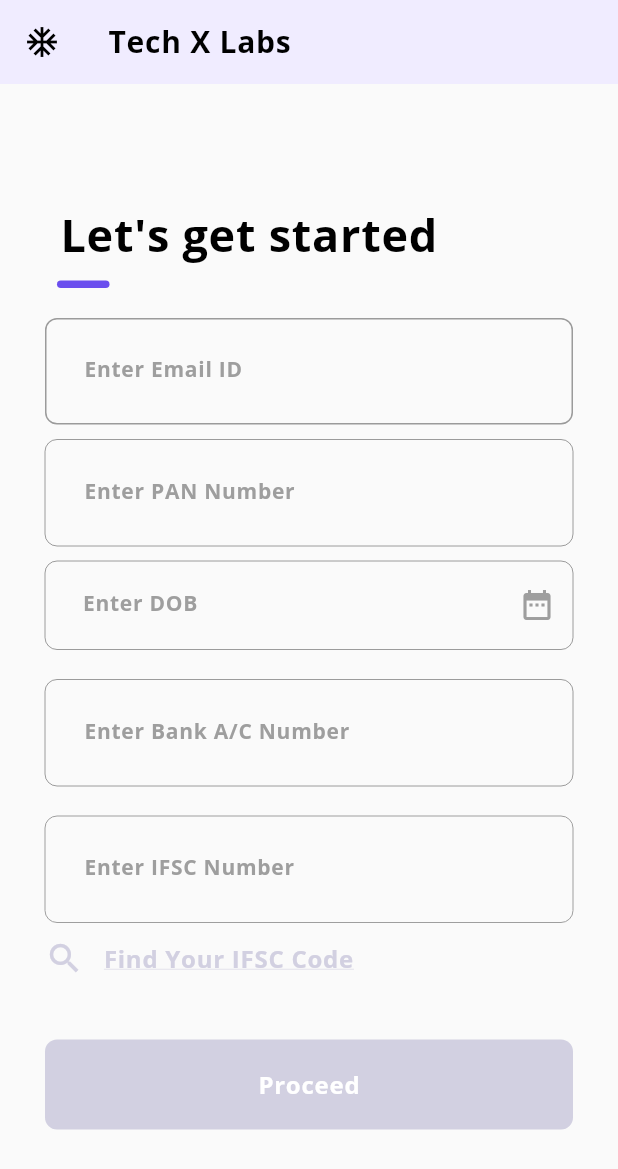
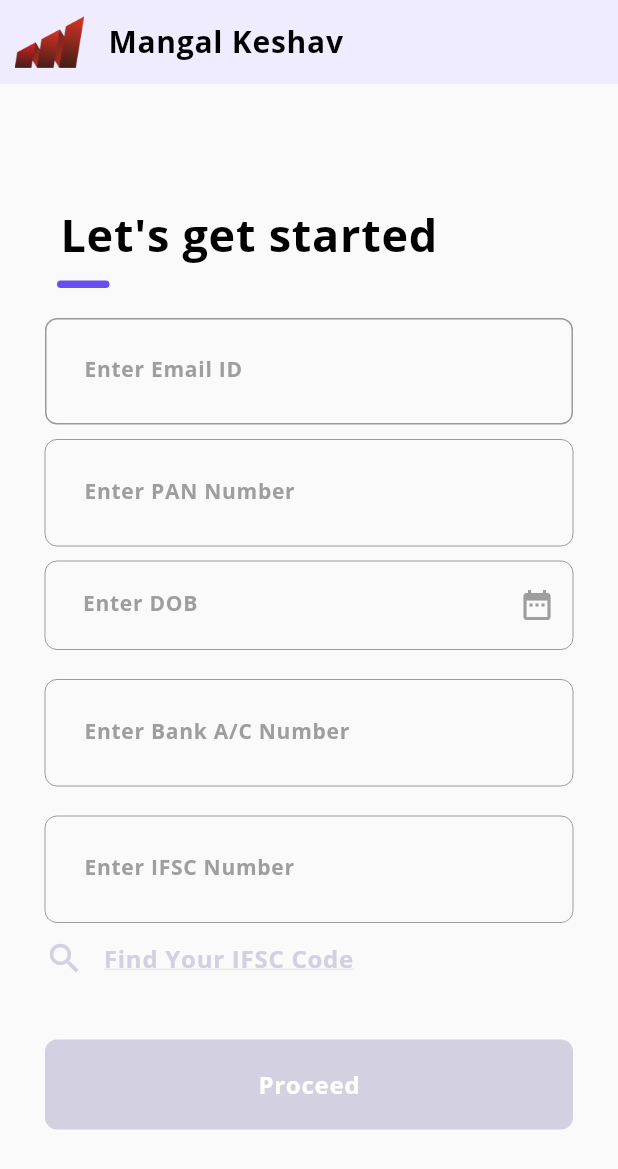
Before and after one commit to FLYINGSKATE/Nuniyo_UI_Latest, a Flutter app: the BankPanEmailValidationScreen screen opened directly, on a phone screen of 412 x 824 dp. Shown: the top 1169 px of the screen. Run offline on Flutter 3.47's test engine with Material 2 defaults, Android fonts, the phone set to English and light mode, and no system bars; our stand-ins replace camera, device_info_plus, dotted_border, email_validator, expandable, file_picker and 14 more; missing offline and left inert: baseflow_plugin_template, geocoder, get_ip_address, razorpay_flutter, sim_info, syncfusion_flutter_pdfviewer and 2 more; accounts and stored records are empty.

Commit message:
Loader & Logo
Mangal kehav Logo Added
New Loaders Added

```diff
--- a/lib/nuniyo_screens/nuniyo_bank_email_pan_validation_screen.dart
+++ b/lib/nuniyo_screens/nuniyo_bank_email_pan_validation_screen.dart
@@ -186,7 +186,7 @@ class _BankPanEmailValidationScreenState
   @override
   void initState() {
     super.initState();
-    manageSteps();
+    //manageSteps();
     _branchNameTextFieldFocusNode = FocusNode();
     _branchLocationTextFieldFocusNode = FocusNode();
     _IFSCCode2TextFieldFocusNode = FocusNode();
@@ -249,22 +249,7 @@ class _BankPanEmailValidationScreenState
     return WillPopScope(
         child: Scaffold(
           resizeToAvoidBottomInset: true,
-          appBar: AppBar(
-            leading: Icon(
-              Icons.ac_unit,
-              color: Colors.black,
-            ),
-            title: Text(
-              'Tech X Labs',
-              style: GoogleFonts.openSans(
-                  textStyle: TextStyle(
-                      color: Colors.black,
-                      letterSpacing: .5,
-                      fontWeight: FontWeight.bold)),
-            ),
-            backgroundColor: Color(0xffF0ECFF),
-            elevation: 0,
-          ),
+          appBar: WidgetHelper().NuniyoAppBar(),
           body: SingleChildScrollView(
             child: IntrinsicHeight(
               child: Padding(
@@ -291,15 +276,16 @@ class _BankPanEmailValidationScreenState
                       onTap: _requestEmailIdTextFieldFocus,
                       decoration: InputDecoration(
                           counter: Offstage(),
-                          suffixIcon:!isValidInputForEmail?Padding(
-                          padding: EdgeInsets.all(5)
-                          ,child:SizedBox(
-                                  width: 18,
-                                  height: 18,
-                                  child: CircularProgressIndicator(
-                                    color: _emailTextFieldFocusNode.hasFocus && isValidInputForEmail ?primaryColorOfApp:Colors.transparent,
-                                  ))
-                          ):isEmailValidatedSuccessfully?Icon(Icons.check_circle,color:Colors.green):Icon(Icons.error,color:Colors.red),
+                          suffixIcon: (isValidInputForEmail&&isEmailValidatedSuccessfully)?Icon(Icons.check_circle,color:Colors.green):!isEmailValidatedSuccessfully?Padding(
+                              padding: EdgeInsets.all(8)
+                              ,child:SizedBox(
+                              width: 12,
+                              height: 12,
+                              child: CircularProgressIndicator(
+                                strokeWidth: 3,
+                                color: (_emailTextFieldFocusNode.hasFocus&&isValidInputForEmail)?primaryColorOfApp:Colors.transparent,
+                              ))
+                          ):Icon(Icons.error,color:isValidInputForEmail?Colors.red:Colors.transparent),
                           errorText: showEmailErrorText ? emailErrorText : null,
                           labelText: _emailTextFieldFocusNode.hasFocus
                               ? 'Email ID'
@@ -349,6 +335,9 @@ class _BankPanEmailValidationScreenState
                         onChanged: (_panNumber) async {
                         if (_panNumber.length >= 10) {
                           isValidInputForPan = true;
+                          setState(() {
+
+                          });
                           SharedPreferences prefs = await SharedPreferences.getInstance();
                           //isValidInputForPan = await ApiRepo().VerifyPAN(phoneNumber, _panNumber);
                           isPanValidatedSuccessfully = await LocalApiRepo().NSDLeKYCPanAuthenticationLocal(_panNumber);
@@ -378,15 +367,16 @@ class _BankPanEmailValidationScreenState
                       decoration: InputDecoration(
                           errorText: showPANErrorText ? panErrorText : null,
                           counter: Offstage(),
-                          suffixIcon: !isValidInputForPan?Padding(
-                              padding: EdgeInsets.all(5)
+                          suffixIcon: (isValidInputForPan&&isPanValidatedSuccessfully)?Icon(Icons.check_circle,color:Colors.green):!isPanValidatedSuccessfully?Padding(
+                              padding: EdgeInsets.all(8)
                               ,child:SizedBox(
-                              width: 18,
-                              height: 18,
+                              width: 12,
+                              height: 12,
                               child: CircularProgressIndicator(
-                                color: _panTextFieldFocusNode.hasFocus && isValidInputForPan ?primaryColorOfApp:Colors.transparent,
+                                strokeWidth: 3,
+                                color: (_panTextFieldFocusNode.hasFocus&&isValidInputForPan)?primaryColorOfApp:Colors.transparent,
                               ))
-                          ):isPanValidatedSuccessfully?Icon(Icons.check_circle,color:Colors.green):Icon(Icons.error,color:Colors.red),
+                          ):Icon(Icons.error,color:isValidInputForPan?Colors.red:Colors.transparent),
                           labelText: _panTextFieldFocusNode.hasFocus
                               ? 'Enter PAN Number'
                               : 'Enter PAN Number',
@@ -481,12 +471,16 @@ class _BankPanEmailValidationScreenState
                       decoration: InputDecoration(
                           counter: Offstage(),
                           errorText: showBankAccountNumberErrorText ? "Enter a valid Bank A/C No." : null,
-                          suffixIcon: !showBankAccountNumberErrorText
-                              ? Icon(Icons.check_circle,
-                              color: isValidBankAccount
-                                  ? Colors.green
-                                  : Colors.transparent)
-                              : Icon(Icons.error, color: Colors.red),
+                          suffixIcon:(isValidInputForBank&&isBankValidatedSuccessfully)?Icon(Icons.check_circle,color:Colors.green):!isBankValidatedSuccessfully?Padding(
+                          padding: EdgeInsets.all(8)
+                          ,child:SizedBox(
+                          width: 12,
+                          height: 12,
+                          child: CircularProgressIndicator(
+                            strokeWidth: 3,
+                            color: (_bankTextFieldFocusNode.hasFocus&&isValidInputForBank)?primaryColorOfApp:Colors.transparent,
+                          ))
+                      ):Icon(Icons.error,color:isValidInputForBank?Colors.red:Colors.transparent),
                           labelText: _bankTextFieldFocusNode.hasFocus
                               ? 'Enter Bank A/C Number'
                               : 'Enter Bank A/C Number',
@@ -1389,11 +1383,7 @@ class _BankPanEmailValidationScreenState
   }
 
   void selectionChanged(DateRangePickerSelectionChangedArgs args) {
-
-
     //DateTime newDate = DateTime.parse(DateFormat('dd-MM-yyyy').format(args.value));
-
-
     _dateController.text = DateFormat('dd-MM-yyyy').format(args.value);
     SchedulerBinding.instance!.addPostFrameCallback((duration) {
       setState(() {});
--- a/lib/widgets/widgets.dart
+++ b/lib/widgets/widgets.dart
@@ -38,8 +38,8 @@ class WidgetHelper extends StatefulWidget {
 
   AppBar NuniyoAppBar(){
     return AppBar(
-      leading: Icon(Icons.ac_unit,color: Colors.black,),
-      title: Text('Tech X Labs',style: GoogleFonts.openSans(textStyle: TextStyle(color: Colors.black, letterSpacing: .5,fontWeight: FontWeight.bold)),),
+      leading: Padding(child:Image.asset('assets/images/Logo.png') ,padding: EdgeInsets.only(left: 10),),
+      title: Text('Mangal Keshav',style: GoogleFonts.openSans(textStyle: TextStyle(color: Colors.black, letterSpacing: .5,fontWeight: FontWeight.bold))),
       backgroundColor: Color(0xffF0ECFF),
       elevation: 0,
     );
```
Also changed, not shown: lib/ApiRepository/localapis.dart (+49 -5 lines), lib/main.dart (+7 -11 lines), lib/nuniyo_screens/nuniyo_aadhar_kyc_screen.dart (+1 -6 lines), lib/nuniyo_screens/nuniyo_congrats_screen.dart (+1 -6 lines), lib/nuniyo_screens/nuniyo_digilocker_web_view.dart (+2 -10 lines), lib/nuniyo_screens/nuniyo_esign_screen.dart (+1 -6 lines), lib/nuniyo_screens/nuniyo_options_screen.dart (+2 -6 lines), lib/nuniyo_screens/nuniyo_options_screen_two.dart (+2 -6 lines), lib/nuniyo_screens/nuniyo_personal_details_screen.dart (+53 -10 lines), lib/nuniyo_screens/nuniyo_terms_and_conditions_webview.dart (+2 -8 lines), lib/nuniyo_screens/nuniyo_upload_documents_and_signature.dart (+1 -6 lines), lib/nuniyo_screens/nuniyo_webcam_screen.dart (+10 -8 lines), assets/images/Logo.png (added).
